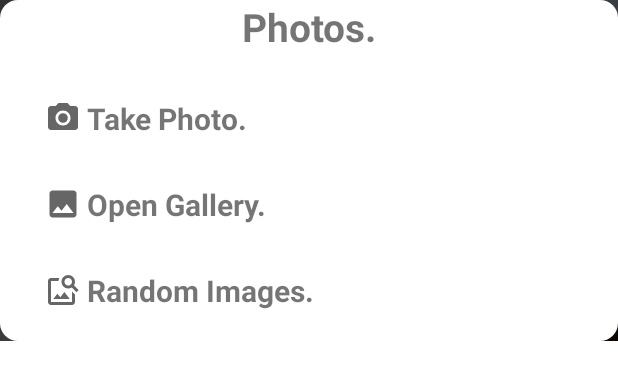
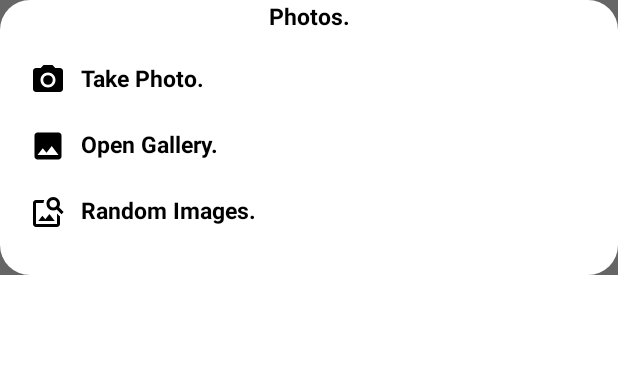
Before and after one commit to Anuj-Rai12/LpuBca, an Android app: the layout mybottomsheet.xml on its own in the app's theme, with its tools: preview values and no code run, on a phone screen of 412 x 824 dp. Shown: the top 380 px of the screen. Run offline under Robolectric (Android 15) with nearby library versions, the light colour scheme and no system bars; Roboto replaces fonts that are not available here.

Commit message:
Improved BottomSheet Layout And Removed Some Bugs In Random Image Function status:Successfully

```diff
--- a/app/src/main/java/com/example/working/loginorsignup/SignUpScreen.kt
+++ b/app/src/main/java/com/example/working/loginorsignup/SignUpScreen.kt
@@ -3,6 +3,7 @@ package com.example.working.loginorsignup
 import android.app.Activity
 import android.content.Intent
 import android.graphics.Bitmap
+import android.graphics.BitmapFactory
 import android.graphics.Canvas
 import android.graphics.Color
 import android.graphics.drawable.BitmapDrawable
@@ -101,13 +102,12 @@ class SignUpScreen : Fragment(R.layout.sign_framgnet), SendData {
     }
 
     override fun urlImage() {
-        Snackbar.make(requireView(), "Loading...", Snackbar.LENGTH_SHORT).show()
         lifecycleScope.launch {
-            myBitmap = getBitmap()
+            myBitmap = getBitmap() ?: convertImage()
             binding.profileImage.setImageBitmap(myBitmap)
         }
     }
-
+    private fun convertImage(myImage: Int=R.drawable.myimage): Bitmap = BitmapFactory.decodeResource(resources, myImage)
     private suspend fun getBitmap(): Bitmap? {
         binding.progress.isVisible=true
         val loading = ImageLoader(requireContext())
@@ -120,7 +120,7 @@ class SignUpScreen : Fragment(R.layout.sign_framgnet), SendData {
             (result as BitmapDrawable).bitmap
         } catch (e: Exception) {
             binding.progress.isVisible=false
-            Toast.makeText(activity, "Oops Something went wrong", Toast.LENGTH_SHORT).show()
+            Snackbar.make(requireView(), "No Internet :(", Snackbar.LENGTH_SHORT).show()
             null
         }
     }
--- a/app/src/main/res/drawable-v24/myradius.xml
+++ b/app/src/main/res/drawable-v24/myradius.xml
@@ -2,5 +2,5 @@
 <shape xmlns:android="http://schemas.android.com/apk/res/android"
     android:shape="rectangle"
     android:tint="@color/white">
-<corners android:radius="12dp"/>
+<corners android:radius="20dp"/>
 </shape>
--- a/app/src/main/res/layout/mybottomsheet.xml
+++ b/app/src/main/res/layout/mybottomsheet.xml
@@ -4,7 +4,7 @@
     xmlns:tools="http://schemas.android.com/tools"
     android:layout_width="match_parent"
     android:layout_height="wrap_content"
-    android:background="@drawable/weathertransp"
+    android:background="@drawable/workingappbackground"
     tools:context="com.example.working.utils.BottomSheet">
 
     <LinearLayout
@@ -19,36 +19,39 @@
             android:fontFamily="@font/allerta"
             android:gravity="center"
             android:text="Photos."
-            android:textSize="26sp"
+            android:textSize="15sp"
+            android:textColor="@color/black"
             android:textStyle="bold" />
 
 
         <TextView
             android:id="@+id/opencamera"
-            android:layout_width="match_parent"
-            android:layout_height="match_parent"
+            android:layout_width="wrap_content"
+            android:layout_height="wrap_content"
             android:fontFamily="@font/allerta"
-            android:layout_margin="30dp"
+            android:layout_margin="20dp"
             android:gravity="start"
-            android:drawablePadding="4dp"
             android:text="Take Photo."
+            android:drawableTint="@color/black"
+            android:drawablePadding="10dp"
+            android:textColor="@color/black"
             app:drawableStartCompat="@drawable/ic_camera"
-            android:textSize="20sp"
+            android:textSize="15sp"
             android:textStyle="bold" />
-
-
 
         <TextView
             android:id="@+id/opengallery"
-            android:layout_width="match_parent"
-            android:layout_height="match_parent"
+            android:layout_width="wrap_content"
+            android:layout_height="wrap_content"
             android:fontFamily="@font/allerta"
-            android:layout_marginLeft="30dp"
+            android:layout_marginLeft="20dp"
             android:gravity="start"
-            android:drawablePadding="4dp"
+            android:drawablePadding="10dp"
             android:text="Open Gallery."
+            android:drawableTint="@color/black"
+            android:textColor="@color/black"
             app:drawableStartCompat="@drawable/ic_image"
-            android:textSize="20sp"
+            android:textSize="15sp"
             android:textStyle="bold" />
 
 
@@ -57,17 +60,20 @@
             android:layout_width="match_parent"
             android:layout_height="match_parent"
             android:fontFamily="@font/allerta"
-            android:layout_marginLeft="30dp"
-            android:layout_marginTop="30dp"
+            android:layout_marginLeft="20dp"
+            android:layout_marginTop="20dp"
             android:gravity="start"
-            android:drawablePadding="4dp"
+            android:drawablePadding="10dp"
             android:text="Random Images."
+            android:textColor="@color/black"
             app:drawableStartCompat="@drawable/ic_image_search"
-            android:textSize="20sp"
+            android:drawableTint="@color/black"
+            android:textCursorDrawable="@color/black"
+            android:textSize="15sp"
             android:textStyle="bold" />
         <View
             android:layout_width="match_parent"
-            android:layout_height="20dp" />
+            android:layout_height="30dp" />
 
     </LinearLayout>
 </androidx.constraintlayout.widget.ConstraintLayout>
```
Also changed, not shown: app/src/main/res/drawable-v24/weathertransp.png (deleted), app/src/main/res/drawable-v24/workingappbackground.png (added).
